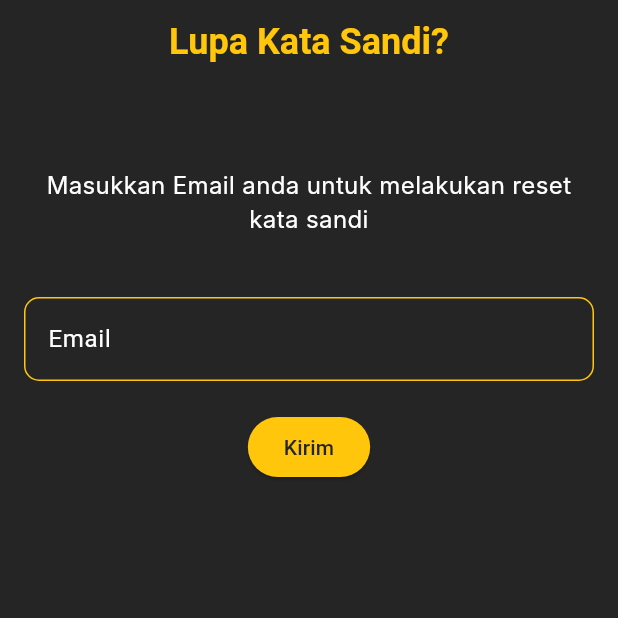
After one commit to rzqmhb/ScanShot, a Flutter app: the LupaPassword screen opened by its route, after a tap on "Lupa Sandi", on a phone screen of 412 x 824 dp, the top half of it. The commit adds this screen. Run offline on Flutter 3.47's test engine with Material 3 defaults, Android fonts, the phone set to English and light mode, and no system bars; drawn by our look-alikes of flutter_form_builder; our stand-ins replace camera, loading_animation_widget, page_transition; Roboto replaces fonts that are missing (Inter).

Commit message:
Frontend Lupa Password

```diff
--- a/service/ScanShot/lib/main.dart
+++ b/service/ScanShot/lib/main.dart
@@ -11,6 +11,8 @@ import 'package:scanshot/pages/dashboard.dart';
 import 'package:scanshot/pages/result.dart';
 import 'package:scanshot/pages/login_page.dart';
 import 'package:scanshot/pages/splash_screen.dart';
+import 'package:scanshot/pages/lupa_password.dart';
+
 
 void main() {
   runApp(MaterialApp(
@@ -53,6 +55,9 @@ void main() {
         case '/scan':
           return PageTransition(child: Scan(), type: PageTransitionType.bottomToTop, settings: settings,);
           break;
+        case '/lupaPassword':
+          return PageTransition(child: LupaPassword(), type: PageTransitionType.bottomToTop, settings: settings,);
+          break;
         default:
           return null;
       }
--- /dev/null
+++ b/service/ScanShot/lib/pages/lupa_password.dart
@@ -0,0 +1,107 @@
+import 'package:flutter/material.dart';
+import 'package:flutter_form_builder/flutter_form_builder.dart';
+
+class LupaPassword extends StatefulWidget {
+  LupaPassword({Key? key}) : super(key: key);
+
+  @override
+  _LupaPasswordState createState() => _LupaPasswordState();
+}
+
+class _LupaPasswordState extends State<LupaPassword> {
+  final TextEditingController _usernameController = TextEditingController();
+  final TextEditingController _passwordController = TextEditingController();
+
+  void _login() {
+    String username = _usernameController.text;
+    String password = _passwordController.text;
+
+    Navigator.pushReplacementNamed(context, '/');
+  }
+
+  void _navigateToHome() {
+    Navigator.pushNamed(context, '/register');
+  }
+
+  @override
+  Widget build(BuildContext context) {
+    return Scaffold(
+      backgroundColor: Color(0xFF252525),
+      appBar: AppBar(
+        automaticallyImplyLeading: false,
+        centerTitle: true,
+        title: Text(
+          'Lupa Kata Sandi?',
+          style: TextStyle(
+            color: Color(0xFFFFC60B),
+            fontSize: 24.0,
+            fontWeight: FontWeight.bold,
+          ),
+        ),
+        backgroundColor: Color(0xFF252525),
+        elevation: 0,
+      ),
+      body: SingleChildScrollView(
+        child: Padding(
+          padding: const EdgeInsets.all(16.0),
+          child: FormBuilder(
+            child: Column(
+              mainAxisAlignment: MainAxisAlignment.center,
+              children: [
+                SizedBox(height: 40),
+                Text(
+                  'Masukkan Email anda untuk melakukan reset kata sandi',
+                  style: TextStyle(
+                    fontSize: 16,
+                    fontFamily: 'Inter',
+                    color: Colors.white,
+                  ),
+                  textAlign: TextAlign.center,
+                ),
+                SizedBox(height: 20),
+                // Text(
+                //   'Email',
+                //   style: TextStyle(
+                //     fontSize: 16,
+                //     fontFamily: 'Inter',
+                //      color: Colors.white,
+                //   ),
+                // ),
+                SizedBox(height: 20),
+                FormBuilderTextField(
+                  name: 'Email',
+                  controller: _usernameController,
+                  decoration: InputDecoration(
+                    labelText: 'Email',
+                    labelStyle: TextStyle(color: Colors.white),
+                    focusedBorder: OutlineInputBorder(
+                      borderRadius: BorderRadius.circular(10.0),
+                      borderSide: BorderSide(color: Color(0xFFFFC60B)),
+                    ),
+                    enabledBorder: OutlineInputBorder(
+                      borderRadius: BorderRadius.circular(10.0),
+                      borderSide: BorderSide(color: Color(0xFFFFC60B)),
+                    ),
+                  ),
+                  style: TextStyle(color: Colors.white),
+                ),
+                SizedBox(height: 20),
+                ElevatedButton(
+                  onPressed: _login,
+                  child: Text(
+                    'Kirim',
+                    style: TextStyle(color: Color(0xFF252525)),
+                    textAlign: TextAlign.center,
+                  ),
+                  style: ElevatedButton.styleFrom(
+                    primary: Color(0xFFFFC60B),
+                  ),
+                ),
+                        ],
+            ),
+          ),
+        ),
+      ),
+    );
+  }
+}
```
Also changed, not shown: 1 other file.
